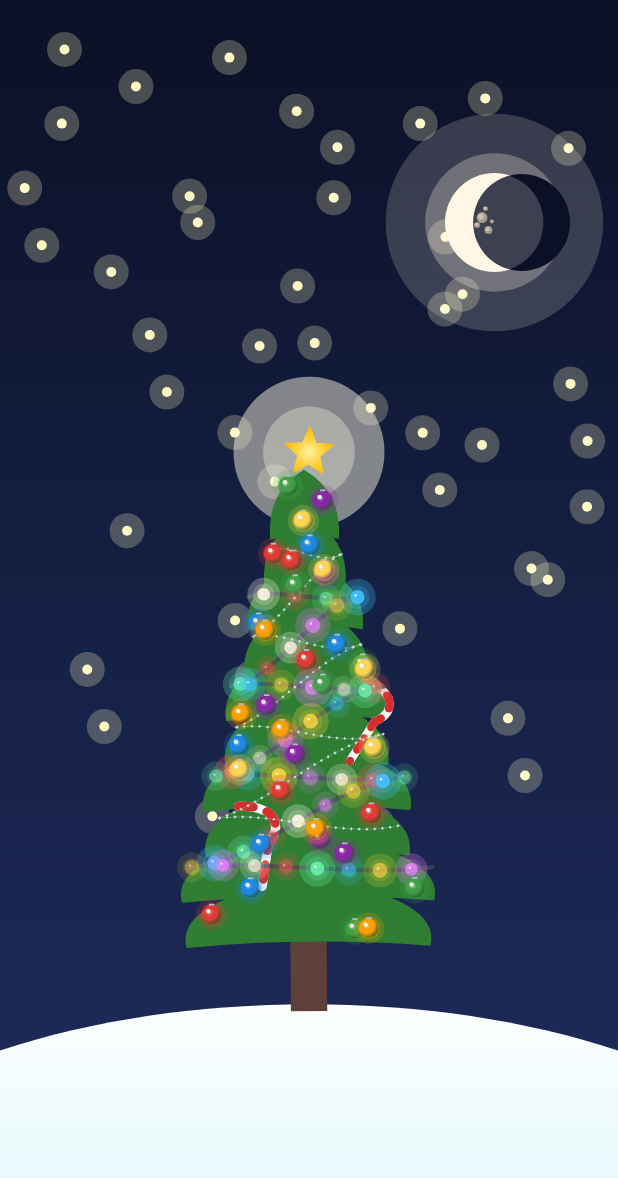
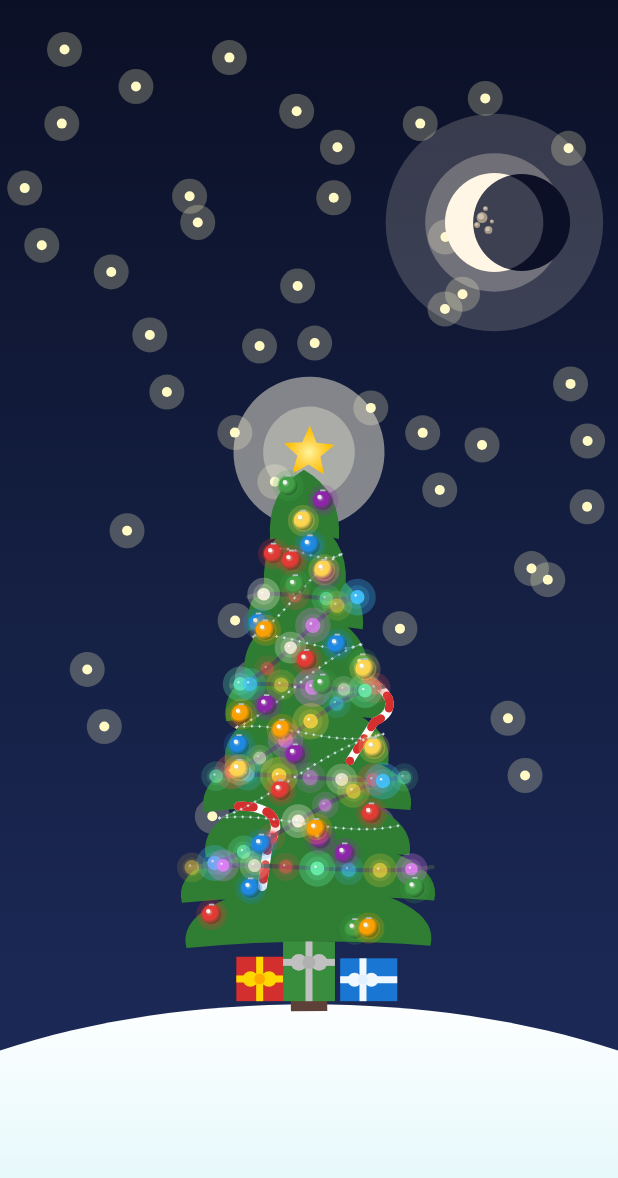
Before and after one commit to DAKSHSEMWAL/AdventCalendar2025, an Android app built with Jetpack Compose: the screen it shows after launch (MainActivity), on a phone screen of 412 x 824 dp. Shown: the top 1178 px of the screen. Run offline under Robolectric (Android 15) with nearby library versions, the phone set to English and light mode, and no system bars.

Commit message:
Add gift boxes with ribbons and bows to Christmas tree scene

```diff
--- a/app/src/main/java/news/androiddev/composechristmas/MainActivity.kt
+++ b/app/src/main/java/news/androiddev/composechristmas/MainActivity.kt
@@ -829,6 +829,152 @@ fun ChristmasScene(modifier: Modifier = Modifier, skyTheme: SkyTheme = SkyTheme.
         }
         // End tree sway transform
         }
+
+        // --- 9. Gift Boxes with Ribbons and Bows ---
+        run {
+            // Position gifts on snowy ground, centered under tree
+            // Bottom of gifts should be at ground level
+            val giftBottom = groundYAtCenter
+
+            // Gift 1: Red box on the left
+            val gift1X = centerX - treeWidth * 0.28f
+            val gift1Width = treeWidth * 0.18f
+            val gift1Height = gift1Width * 0.95f
+            val gift1Color = Color(0xFFD32F2F)
+            val gift1Top = giftBottom - gift1Height
+
+            // Box
+            drawRect(
+                color = gift1Color,
+                topLeft = Offset(gift1X, gift1Top),
+                size = Size(gift1Width, gift1Height)
+            )
+            // Vertical ribbon
+            val ribbonWidth = gift1Width * 0.15f
+            drawRect(
+                color = Color(0xFFFFD700),
+                topLeft = Offset(gift1X + gift1Width / 2f - ribbonWidth / 2f, gift1Top),
+                size = Size(ribbonWidth, gift1Height)
+            )
+            // Horizontal ribbon
+            drawRect(
+                color = Color(0xFFFFD700),
+                topLeft = Offset(gift1X, gift1Top + gift1Height / 2f - ribbonWidth / 2f),
+                size = Size(gift1Width, ribbonWidth)
+            )
+            // Bow (two loops and center knot)
+            val bowCenterX = gift1X + gift1Width / 2f
+            val bowCenterY = gift1Top + gift1Height / 2f
+            val bowSize = ribbonWidth * 2.2f
+            // Left loop
+            drawCircle(
+                color = Color(0xFFFFD700),
+                radius = bowSize * 0.5f,
+                center = Offset(bowCenterX - bowSize * 0.6f, bowCenterY)
+            )
+            // Right loop
+            drawCircle(
+                color = Color(0xFFFFD700),
+                radius = bowSize * 0.5f,
+                center = Offset(bowCenterX + bowSize * 0.6f, bowCenterY)
+            )
+            // Center knot
+            drawCircle(
+                color = Color(0xFFFFAA00),
+                radius = bowSize * 0.35f,
+                center = Offset(bowCenterX, bowCenterY)
+            )
+
+            // Gift 2: Green box in center (taller)
+            val gift2X = centerX - treeWidth * 0.10f
+            val gift2Width = treeWidth * 0.20f
+            val gift2Height = gift2Width * 1.15f
+            val gift2Color = Color(0xFF388E3C)
+            val gift2Top = giftBottom - gift2Height
+
+            // Box
+            drawRect(
+                color = gift2Color,
+                topLeft = Offset(gift2X, gift2Top),
+                size = Size(gift2Width, gift2Height)
+            )
+            // Vertical ribbon (silver)
+            drawRect(
+                color = Color(0xFFC0C0C0),
+                topLeft = Offset(gift2X + gift2Width / 2f - ribbonWidth / 2f, gift2Top),
+                size = Size(ribbonWidth, gift2Height)
+            )
+            // Horizontal ribbon
+            drawRect(
+                color = Color(0xFFC0C0C0),
+                topLeft = Offset(gift2X, gift2Top + gift2Height * 0.35f - ribbonWidth / 2f),
+                size = Size(gift2Width, ribbonWidth)
+            )
+            // Bow on top (larger, at top of box)
+            val bow2X = gift2X + gift2Width / 2f
+            val bow2Y = gift2Top + gift2Height * 0.35f
+            val bow2Size = ribbonWidth * 2.4f
+            drawCircle(
+                color = Color(0xFFC0C0C0),
+                radius = bow2Size * 0.5f,
+                center = Offset(bow2X - bow2Size * 0.6f, bow2Y)
+            )
+            drawCircle(
+                color = Color(0xFFC0C0C0),
+                radius = bow2Size * 0.5f,
+                center = Offset(bow2X + bow2Size * 0.6f, bow2Y)
+            )
+            drawCircle(
+                color = Color(0xFFB0B0B0),
+                radius = bow2Size * 0.38f,
+                center = Offset(bow2X, bow2Y)
+            )
+
+            // Gift 3: Blue box on the right (smaller, wider)
+            val gift3X = centerX + treeWidth * 0.12f
+            val gift3Width = treeWidth * 0.22f
+            val gift3Height = gift3Width * 0.75f
+            val gift3Color = Color(0xFF1976D2)
+            val gift3Top = giftBottom - gift3Height
+
+            // Box
+            drawRect(
+                color = gift3Color,
+                topLeft = Offset(gift3X, gift3Top),
+                size = Size(gift3Width, gift3Height)
+            )
+            // Vertical ribbon (white with hint of blue)
+            drawRect(
+                color = Color(0xFFF0F8FF),
+                topLeft = Offset(gift3X + gift3Width * 0.40f - ribbonWidth / 2f, gift3Top),
+                size = Size(ribbonWidth, gift3Height)
+            )
+            // Horizontal ribbon
+            drawRect(
+                color = Color(0xFFF0F8FF),
+                topLeft = Offset(gift3X, gift3Top + gift3Height / 2f - ribbonWidth / 2f),
+                size = Size(gift3Width, ribbonWidth)
+            )
+            // Bow
+            val bow3X = gift3X + gift3Width * 0.40f
+            val bow3Y = gift3Top + gift3Height / 2f
+            val bow3Size = ribbonWidth * 2.0f
+            drawCircle(
+                color = Color(0xFFF0F8FF),
+                radius = bow3Size * 0.5f,
+                center = Offset(bow3X - bow3Size * 0.6f, bow3Y)
+            )
+            drawCircle(
+                color = Color(0xFFF0F8FF),
+                radius = bow3Size * 0.5f,
+                center = Offset(bow3X + bow3Size * 0.6f, bow3Y)
+            )
+            drawCircle(
+                color = Color(0xFFE0F0FF),
+                radius = bow3Size * 0.35f,
+                center = Offset(bow3X, bow3Y)
+            )
+        }
     }
 }
 
```
